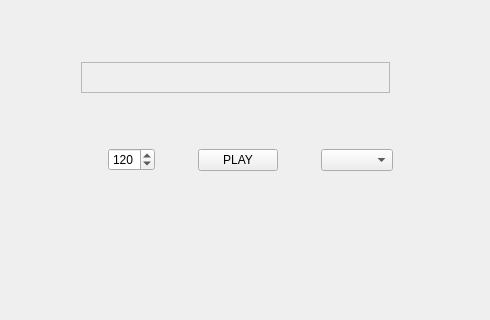
Syderny/iYuePu, file iYuePu/mainwindow.ui: the form before one commit; both pictures show x 0 to 490 and y 144 to 464 of the 1000 by 900 pixel window.
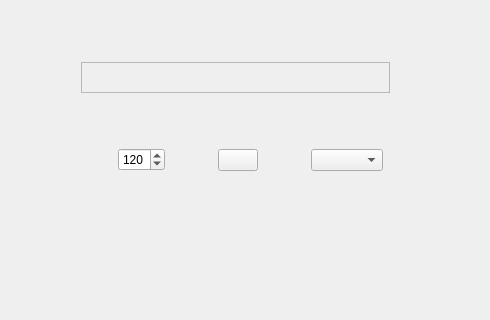
The form after the commit.

The edit to the form file:
```diff
--- a/iYuePu/mainwindow.ui
+++ b/iYuePu/mainwindow.ui
@@ -258,7 +258,7 @@
          <item>
           <widget class="QPushButton" name="play">
            <property name="text">
-            <string>PLAY</string>
+            <string/>
            </property>
           </widget>
          </item>
```
